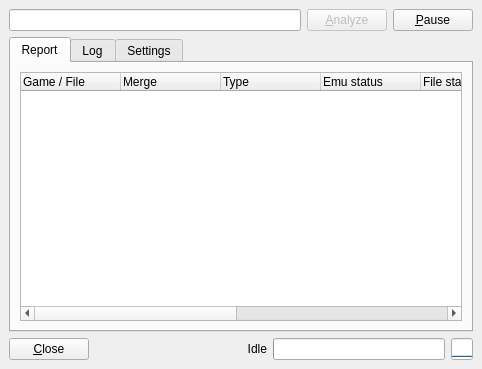
This is romalyzer.ui in qmc2/qmc2-mame-fe as Qt 5 draws it before an edit. The edited form follows.
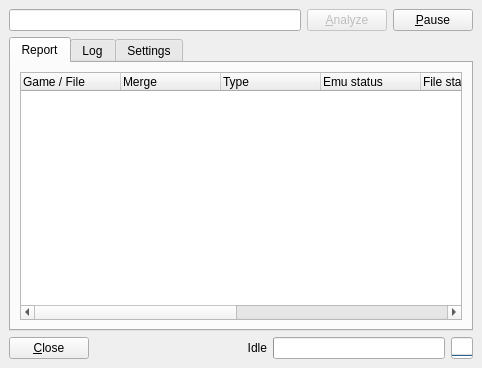
This is the edited form. Icons and pictures are not drawn.

```diff
--- a/romalyzer.ui
+++ b/romalyzer.ui
@@ -1,13 +1,13 @@
 <ui version="4.0" >
  <author>R. Reucher</author>
  <class>ROMAlyzer</class>
- <widget class="QDialog" name="ROMAlyzer" >
-  <property name="geometry" >
+ <widget class="QDialog" name="ROMAlyzer">
+  <property name="geometry">
    <rect>
     <x>0</x>
     <y>0</y>
     <width>482</width>
-    <height>369</height>
+    <height>368</height>
    </rect>
   </property>
   <property name="windowTitle" >
@@ -675,7 +675,7 @@
    </item>
   </layout>
  </widget>
- <layoutdefault spacing="6" margin="9" />
+ <layoutdefault spacing="6" margin="9"/>
  <tabstops>
   <tabstop>lineEditGames</tabstop>
   <tabstop>pushButtonAnalyze</tabstop>
```
Left out of the diff: 493 changed lines with no effect on the pictures.
